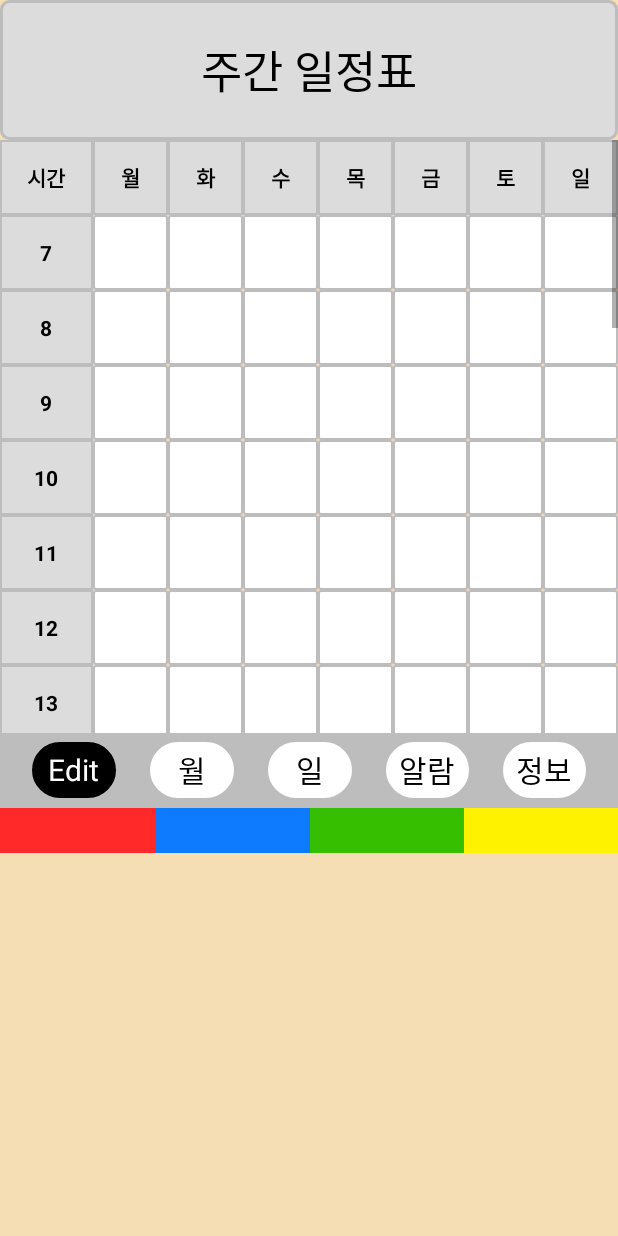
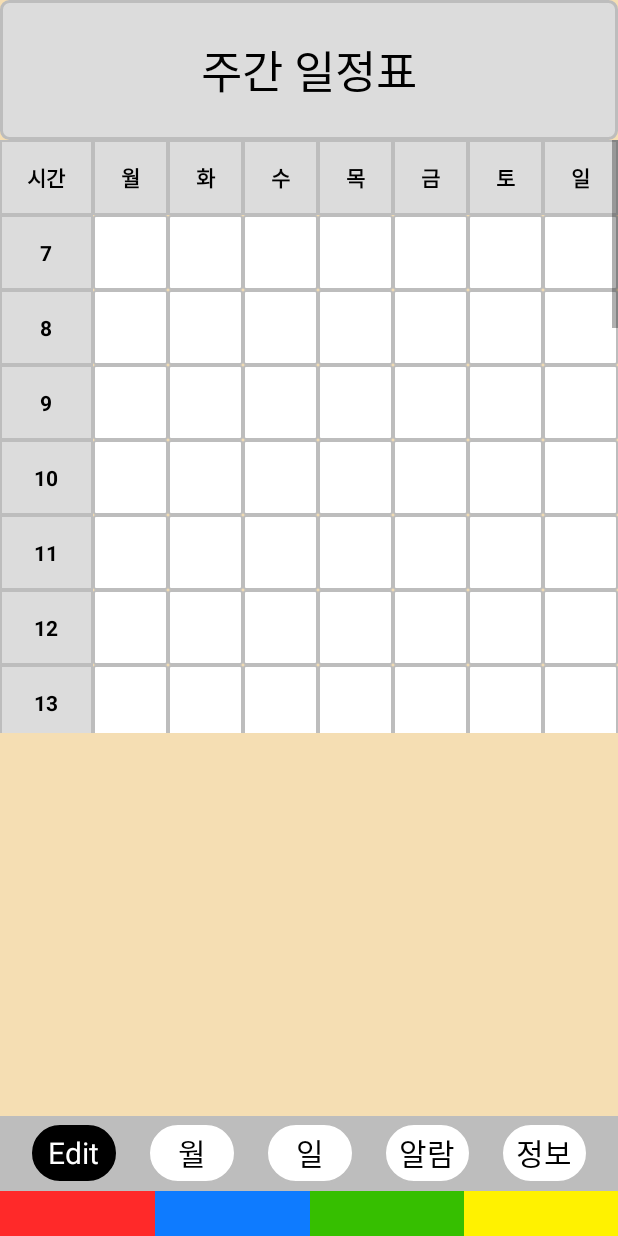
Before and after one commit to snakim0813/Smart-Planer, an Android app: the layout activity_week_b_type.xml on its own in the app's theme, with its tools: preview values and no code run, on a phone screen of 412 x 824 dp. Run offline under Robolectric (Android 15) with nearby library versions, the phone set to English and light mode, and no system bars.

Commit message:
Overall View Correct Complete
activity_main,
activity_type_a,
activity_type_b
-> Makes any type of Android screen fit

```diff
--- a/app/src/main/res/layout/activity_week_a_type.xml
+++ b/app/src/main/res/layout/activity_week_a_type.xml
@@ -67,7 +67,7 @@
         android:orientation="vertical">
         <LinearLayout
             android:layout_width="match_parent"
-            android:layout_height="71dp"
+            android:layout_height="match_parent"
             android:orientation="horizontal">
             <LinearLayout
                 android:layout_width="0dp"
@@ -318,7 +318,7 @@
         android:id="@+id/layout3"
         android:layout_alignParentBottom="true"
         android:layout_width="match_parent"
-        android:layout_height="wrap_content"
+        android:layout_height="match_parent"
         android:orientation="vertical">
 
         <LinearLayout
@@ -459,7 +459,7 @@
 
         <LinearLayout
             android:layout_width="match_parent"
-            android:layout_height="30dp"
+            android:layout_height="match_parent"
             android:orientation="horizontal"
             android:gravity="center">
 
--- a/app/src/main/res/layout/activity_week_b_type.xml
+++ b/app/src/main/res/layout/activity_week_b_type.xml
@@ -1,5 +1,5 @@
 <?xml version="1.0" encoding="utf-8"?>
-<LinearLayout xmlns:android="http://schemas.android.com/apk/res/android"
+<RelativeLayout xmlns:android="http://schemas.android.com/apk/res/android"
 
     android:layout_width="match_parent"
 
@@ -24,6 +24,12 @@
             android:textColor="#000000"/>
     </LinearLayout>
 
+   <LinearLayout
+       android:layout_width="match_parent"
+       android:layout_height="match_parent"
+       android:layout_below="@id/layout01"
+       android:layout_above="@id/layout03"
+       android:orientation="vertical">
     <ScrollView
         android:layout_width="match_parent"
         android:layout_height="395dp"
@@ -2390,6 +2396,7 @@
 
         </TableLayout>
     </ScrollView>
+   </LinearLayout>
 
     <LinearLayout
         android:id="@+id/layout3"
@@ -2558,4 +2565,4 @@
             </LinearLayout>
         </LinearLayout>
     </LinearLayout>
-</LinearLayout>
+</RelativeLayout>
```
